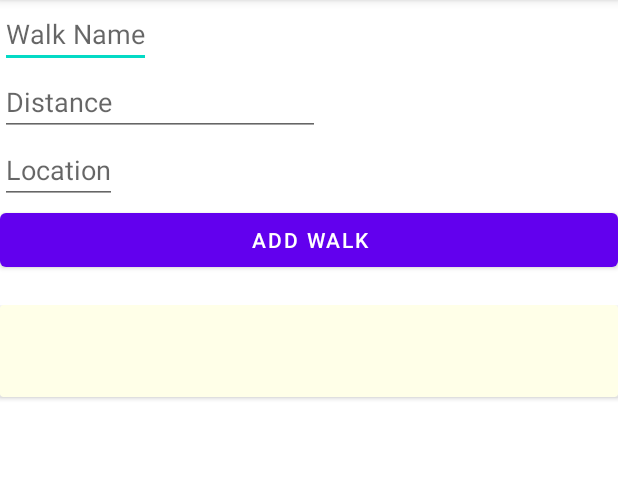
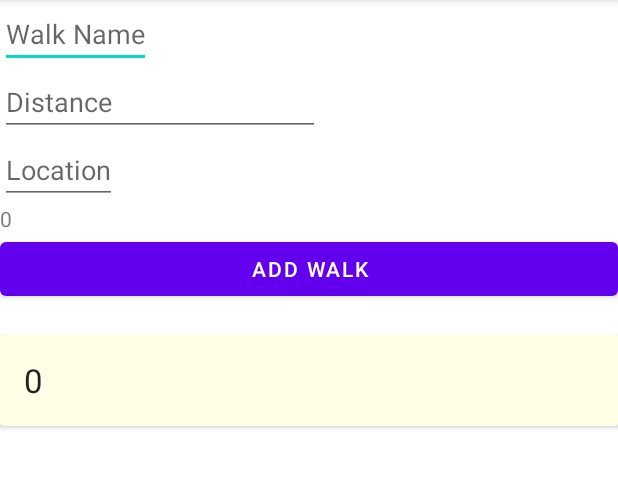
Before and after one commit to blondeni1981/highsteppers, an Android app: the MainActivity screen opened directly, with no data from a screen before it, after a tap on "ADD WALK", on a phone screen of 412 x 824 dp, the part 84-572 px from its top. Run offline under Robolectric (Android 15) with nearby library versions, the light colour scheme and no system bars; our stand-ins replace Firebase (no records; nobody signed in at launch, a user with empty details on screens opened directly).

Commit message:
Added Foreground View and Sending saved steps to Firebase.

```diff
--- a/app/src/main/java/com/hfad/firebaselogin/activities/MainActivity.kt
+++ b/app/src/main/java/com/hfad/firebaselogin/activities/MainActivity.kt
@@ -96,7 +96,8 @@ class MainActivity : AppCompatActivity() {
         //Attach the the ITH variable to our RecyclerView
         itemTouchHelper.attachToRecyclerView(recyclerView)
 
-
+        // test
+        tvWalkDistance2.text = "" + GlobalClass.Companion.globalSavedSteps
 
 
     }
@@ -125,7 +126,8 @@ class MainActivity : AppCompatActivity() {
         val newWalkTwo = Walk()
         newWalkTwo.WalkName = tvWalkName.text.toString()
         newWalkTwo.WalkLocation = tvWalkLocation.text.toString()
-        newWalkTwo.WalkDistance = tvWalkDistance.text.toString()
+        //newWalkTwo.WalkDistance = tvWalkDistance.text.toString()
+        newWalkTwo.WalkDistance = GlobalClass.Companion.globalSavedSteps.toString()
         //Arbitrary WalkID, going to change it anyway with UpdateWalkID, match the field with the
         //DocumentID
         newWalkTwo.WalkID = "a"
--- a/app/src/main/res/layout/activity_main.xml
+++ b/app/src/main/res/layout/activity_main.xml
@@ -27,6 +27,12 @@
         android:layout_height="wrap_content"
         android:hint="Location" />
 
+    <TextView
+        android:id="@+id/tvWalkDistance2"
+        android:layout_width="wrap_content"
+        android:layout_height="wrap_content"
+        android:text="0" />
+
     <Button
         android:id="@+id/buttonDatePicker"
         android:layout_width="match_parent"
```
Also changed, not shown: app/src/main/AndroidManifest.xml (+6 -1 lines), app/src/main/java/com/hfad/firebaselogin/ForegroundService.kt (renamed from app/src/main/java/com/hfad/firebaselogin/activities/ForegroundService.kt, +3 -4 lines), app/src/main/java/com/hfad/firebaselogin/activities/StepCounterActivity.kt (+8 -11 lines).
